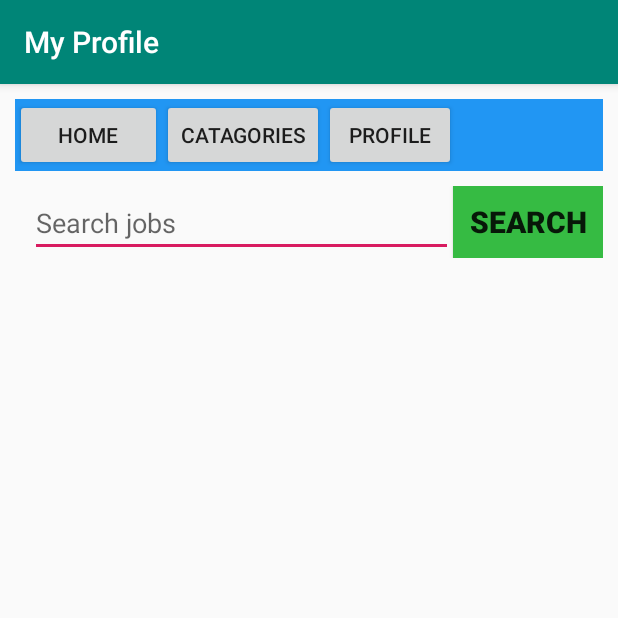
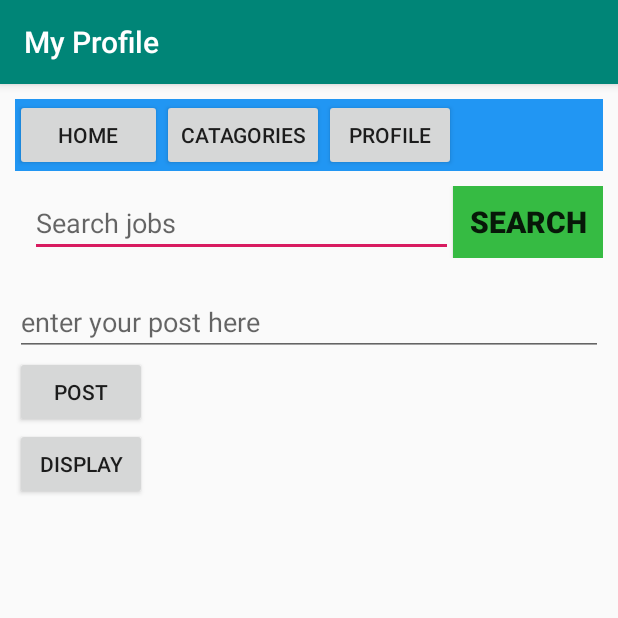
Before and after one commit to Arnab-Shanta-Anu/android-app, an Android app: the UserProfileActivity screen opened directly, with no data from a screen before it, on a phone screen of 412 x 824 dp, the top half of it. Run offline under Robolectric (Android 15) with nearby library versions, the phone set to English and light mode, and no system bars; our stand-ins replace Firebase (no records; nobody signed in at launch, a user with empty details on screens opened directly).

```diff
--- a/app/build.gradle
+++ b/app/build.gradle
@@ -39,3 +39,4 @@ dependencies {
     androidTestImplementation 'androidx.test.espresso:espresso-core:3.2.0'
 
 }
+apply plugin: 'com.google.gms.google-services'
--- a/app/src/main/java/com/example/jobbank/UserProfileActivity.java
+++ b/app/src/main/java/com/example/jobbank/UserProfileActivity.java
@@ -4,42 +4,69 @@ import androidx.appcompat.app.ActionBar;
 import androidx.appcompat.app.AppCompatActivity;
 
 import android.os.Bundle;
+import android.util.Log;
 import android.view.View;
 import android.widget.Button;
+import android.widget.EditText;
+import android.widget.Toast;
+
+import com.google.firebase.database.DataSnapshot;
+import com.google.firebase.database.DatabaseError;
+import com.google.firebase.database.DatabaseReference;
+import com.google.firebase.database.FirebaseDatabase;
+import com.google.firebase.database.ValueEventListener;
 
 public class UserProfileActivity extends AppCompatActivity {
 
+    DatabaseReference myRef; //myRef variable globally declared
     Button homeBtn,categoryBtn,profileBtn,signInBtn;
+    EditText postText;
     @Override
     protected void onCreate(Bundle savedInstanceState) {
         super.onCreate(savedInstanceState);
         setContentView(R.layout.activity_user_profile);
 
 
+        //firebase Initialization
+        FirebaseDatabase database = FirebaseDatabase.getInstance();
+        myRef = database.getReference("adittya");
+
         //Actionbar and it's title
-        ActionBar actionBar= getSupportActionBar();
+        ActionBar actionBar = getSupportActionBar();
         actionBar.setTitle("My Profile");
         homeBtn = findViewById(R.id.homeId);
         categoryBtn = findViewById(R.id.catagoryId);
         profileBtn = findViewById(R.id.profileId);
-        homeBtn.setOnClickListener(new View.OnClickListener() {
+        postText = findViewById(R.id.postId);
+
+    }
+    //Insert Data to Firebase
+    public void methodInsert(View view) {
+        String data = postText.getText().toString();
+        myRef.setValue(data);
+    }
+
+    //Retrive date from Firebase
+    public void methodDisplay(View view) {
+
+        // Read from the database
+        myRef.addValueEventListener(new ValueEventListener() {
             @Override
-            public void onClick(View view) {
+            public void onDataChange(DataSnapshot dataSnapshot) {
+                // This method is called once with the initial value and again
+                // whenever data at this location is updated.
+                String value = dataSnapshot.getValue(String.class);
+                //Log.d(TAG, "Value is: " + value);
+                Toast.makeText(UserProfileActivity.this,value,Toast.LENGTH_LONG).show();
 
             }
-        });
-        categoryBtn.setOnClickListener(new View.OnClickListener() {
+
             @Override
-            public void onClick(View view) {
-
+            public void onCancelled(DatabaseError error) {
+                // Failed to read value
+               // Log.w(TAG, "Failed to read value.", error.toException());
+                Toast.makeText(UserProfileActivity.this,"Failed!!",Toast.LENGTH_LONG).show();
             }
         });
-        profileBtn.setOnClickListener(new View.OnClickListener() {
-            @Override
-            public void onClick(View view) {
-
-            }
-        });
-
     }
 }
--- a/app/src/main/res/layout/activity_user_profile.xml
+++ b/app/src/main/res/layout/activity_user_profile.xml
@@ -39,7 +39,7 @@
         android:layout_marginBottom="20dp">
 
         <EditText
-            android:id="@+id/edit_searchId"
+            android:id="@+id/edtSearch"
             android:layout_width="282dp"
             android:layout_height="wrap_content"
             android:layout_marginLeft="10dp"
@@ -59,11 +59,29 @@
         android:layout_height="match_parent">
 
         <LinearLayout
+            android:orientation="vertical"
             android:layout_width="match_parent"
-            android:layout_height="wrap_content"
-            android:orientation="vertical" >
+            android:layout_height="wrap_content">
+
+                <EditText
+                    android:id="@+id/postId"
+                    android:hint="enter your post here"
+                    android:layout_width="match_parent"
+                    android:layout_height="wrap_content"/>
+                <Button
+                    android:id="@+id/postBtnId"
+                    android:text="Post"
+                    android:onClick="methodInsert"
+                    android:layout_width="wrap_content"
+                    android:layout_height="wrap_content"/>
+
+            <Button
+                android:id="@+id/displayId"
+                android:text="Display"
+                android:onClick="methodDisplay"
+                android:layout_width="wrap_content"
+                android:layout_height="wrap_content"/>
         </LinearLayout>
-
     </ScrollView>
 
 </LinearLayout>
```
